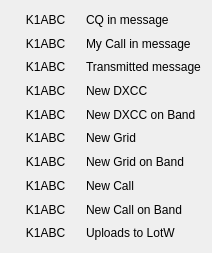
This is colorhighlighting.ui in saitohirga/WSJT-X as Qt 5 draws it before an edit. The edited form follows.
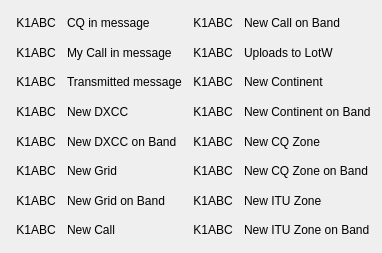
This is the edited form.

What changed in the file:
```diff
--- a/colorhighlighting.ui
+++ b/colorhighlighting.ui
@@ -6,11 +6,24 @@
    <rect>
     <x>0</x>
     <y>0</y>
-    <width>212</width>
+    <width>382</width>
     <height>253</height>
    </rect>
   </property>
   <layout class="QGridLayout" name="gridLayout">
+   <item row="1" column="0">
+    <widget class="QLabel" name="example2_label">
+     <property name="autoFillBackground">
+      <bool>true</bool>
+     </property>
+     <property name="text">
+      <string>K1ABC</string>
+     </property>
+     <property name="alignment">
+      <set>Qt::AlignCenter</set>
+     </property>
+    </widget>
+   </item>
    <item row="0" column="0">
     <widget class="QLabel" name="example1_label">
      <property name="autoFillBackground">
@@ -31,8 +44,8 @@
      </property>
     </widget>
    </item>
-   <item row="1" column="0">
-    <widget class="QLabel" name="example2_label">
+   <item row="2" column="0">
+    <widget class="QLabel" name="example3_label">
      <property name="autoFillBackground">
       <bool>true</bool>
      </property>
@@ -51,19 +64,6 @@
      </property>
     </widget>
    </item>
-   <item row="2" column="0">
-    <widget class="QLabel" name="example3_label">
-     <property name="autoFillBackground">
-      <bool>true</bool>
-     </property>
-     <property name="text">
-      <string>K1ABC</string>
-     </property>
-     <property name="alignment">
-      <set>Qt::AlignCenter</set>
-     </property>
-    </widget>
-   </item>
    <item row="2" column="1">
     <widget class="QLabel" name="p3_label">
      <property name="text">
@@ -91,16 +91,10 @@
      </property>
     </widget>
    </item>
-   <item row="4" column="0">
-    <widget class="QLabel" name="example5_label">
-     <property name="autoFillBackground">
-      <bool>true</bool>
-     </property>
+   <item row="5" column="1">
+    <widget class="QLabel" name="p6_label">
      <property name="text">
-      <string>K1ABC</string>
-     </property>
-     <property name="alignment">
-      <set>Qt::AlignCenter</set>
+      <string>New Grid</string>
      </property>
     </widget>
    </item>
@@ -111,6 +105,19 @@
      </property>
     </widget>
    </item>
+   <item row="4" column="0">
+    <widget class="QLabel" name="example5_label">
+     <property name="autoFillBackground">
+      <bool>true</bool>
+     </property>
+     <property name="text">
+      <string>K1ABC</string>
+     </property>
+     <property name="alignment">
+      <set>Qt::AlignCenter</set>
+     </property>
+    </widget>
+   </item>
    <item row="5" column="0">
     <widget class="QLabel" name="example6_label">
      <property name="autoFillBackground">
@@ -124,13 +131,6 @@
      </property>
     </widget>
    </item>
-   <item row="5" column="1">
-    <widget class="QLabel" name="p6_label">
-     <property name="text">
-      <string>New Grid</string>
-     </property>
-    </widget>
-   </item>
    <item row="6" column="0">
     <widget class="QLabel" name="example7_label">
      <property name="autoFillBackground">
@@ -144,6 +144,13 @@
      </property>
     </widget>
    </item>
+   <item row="7" column="1">
+    <widget class="QLabel" name="p8_label">
+     <property name="text">
+      <string>New Call</string>
+     </property>
+    </widget>
+   </item>
    <item row="6" column="1">
     <widget class="QLabel" name="p7_label">
      <property name="text">
@@ -164,14 +171,7 @@
      </property>
     </widget>
    </item>
-   <item row="7" column="1">
-    <widget class="QLabel" name="p8_label">
-     <property name="text">
-      <string>New Call</string>
-     </property>
-    </widget>
-   </item>
-   <item row="8" column="0">
+   <item row="0" column="2">
     <widget class="QLabel" name="example9_label">
      <property name="autoFillBackground">
       <bool>true</bool>
@@ -184,33 +184,153 @@
      </property>
     </widget>
    </item>
-   <item row="8" column="1">
+   <item row="1" column="2">
+    <widget class="QLabel" name="example10_label">
+     <property name="autoFillBackground">
+      <bool>true</bool>
+     </property>
+     <property name="text">
+      <string>K1ABC</string>
+     </property>
+     <property name="alignment">
+      <set>Qt::AlignCenter</set>
+     </property>
+    </widget>
+   </item>
+   <item row="0" column="3">
     <widget class="QLabel" name="p9_label">
      <property name="text">
       <string>New Call on Band</string>
      </property>
     </widget>
    </item>
-   <item row="9" column="0">
-    <widget class="QLabel" name="example10_label">
-     <property name="autoFillBackground">
-      <bool>true</bool>
-     </property>
-     <property name="text">
-      <string>K1ABC</string>
-     </property>
-     <property name="alignment">
-      <set>Qt::AlignCenter</set>
-     </property>
-    </widget>
-   </item>
-   <item row="9" column="1">
+   <item row="1" column="3">
     <widget class="QLabel" name="p10_label">
      <property name="text">
       <string>Uploads to LotW</string>
      </property>
     </widget>
    </item>
+   <item row="2" column="2">
+    <widget class="QLabel" name="example11_label">
+     <property name="autoFillBackground">
+      <bool>true</bool>
+     </property>
+     <property name="text">
+      <string>K1ABC</string>
+     </property>
+     <property name="alignment">
+      <set>Qt::AlignCenter</set>
+     </property>
+    </widget>
+   </item>
+   <item row="3" column="2">
+    <widget class="QLabel" name="example12_label">
+     <property name="autoFillBackground">
+      <bool>true</bool>
+     </property>
+     <property name="text">
+      <string>K1ABC</string>
+     </property>
+     <property name="alignment">
+      <set>Qt::AlignCenter</set>
+     </property>
+    </widget>
+   </item>
+   <item row="4" column="2">
+    <widget class="QLabel" name="example13_label">
+     <property name="autoFillBackground">
+      <bool>true</bool>
+     </property>
+     <property name="text">
+      <string>K1ABC</string>
+     </property>
+     <property name="alignment">
+      <set>Qt::AlignCenter</set>
+     </property>
+    </widget>
+   </item>
+   <item row="5" column="2">
+    <widget class="QLabel" name="example14_label">
+     <property name="autoFillBackground">
+      <bool>true</bool>
+     </property>
+     <property name="text">
+      <string>K1ABC</string>
+     </property>
+     <property name="alignment">
+      <set>Qt::AlignCenter</set>
+     </property>
+    </widget>
+   </item>
+   <item row="6" column="2">
+    <widget class="QLabel" name="example15_label">
+     <property name="autoFillBackground">
+      <bool>true</bool>
+     </property>
+     <property name="text">
+      <string>K1ABC</string>
+     </property>
+     <property name="alignment">
+      <set>Qt::AlignCenter</set>
+     </property>
+    </widget>
+   </item>
+   <item row="7" column="2">
+    <widget class="QLabel" name="example16_label">
+     <property name="autoFillBackground">
+      <bool>true</bool>
+     </property>
+     <property name="text">
+      <string>K1ABC</string>
+     </property>
+     <property name="alignment">
+      <set>Qt::AlignCenter</set>
+     </property>
+    </widget>
+   </item>
+   <item row="2" column="3">
+    <widget class="QLabel" name="p11_label">
+     <property name="text">
+      <string>New Continent</string>
+     </property>
+    </widget>
+   </item>
+   <item row="3" column="3">
+    <widget class="QLabel" name="p12_label">
+     <property name="text">
+      <string>New Continent on Band</string>
+     </property>
+    </widget>
+   </item>
+   <item row="4" column="3">
+    <widget class="QLabel" name="p13_label">
+     <property name="text">
+      <string>New CQ Zone</string>
+     </property>
+    </widget>
+   </item>
+   <item row="5" column="3">
+    <widget class="QLabel" name="p14_label">
+     <property name="text">
+      <string>New CQ Zone on Band</string>
+     </property>
+    </widget>
+   </item>
+   <item row="6" column="3">
+    <widget class="QLabel" name="p15_label">
+     <property name="text">
+      <string>New ITU Zone</string>
+     </property>
+    </widget>
+   </item>
+   <item row="7" column="3">
+    <widget class="QLabel" name="p16_label">
+     <property name="text">
+      <string>New ITU Zone on Band</string>
+     </property>
+    </widget>
+   </item>
   </layout>
  </widget>
  <resources/>
```
